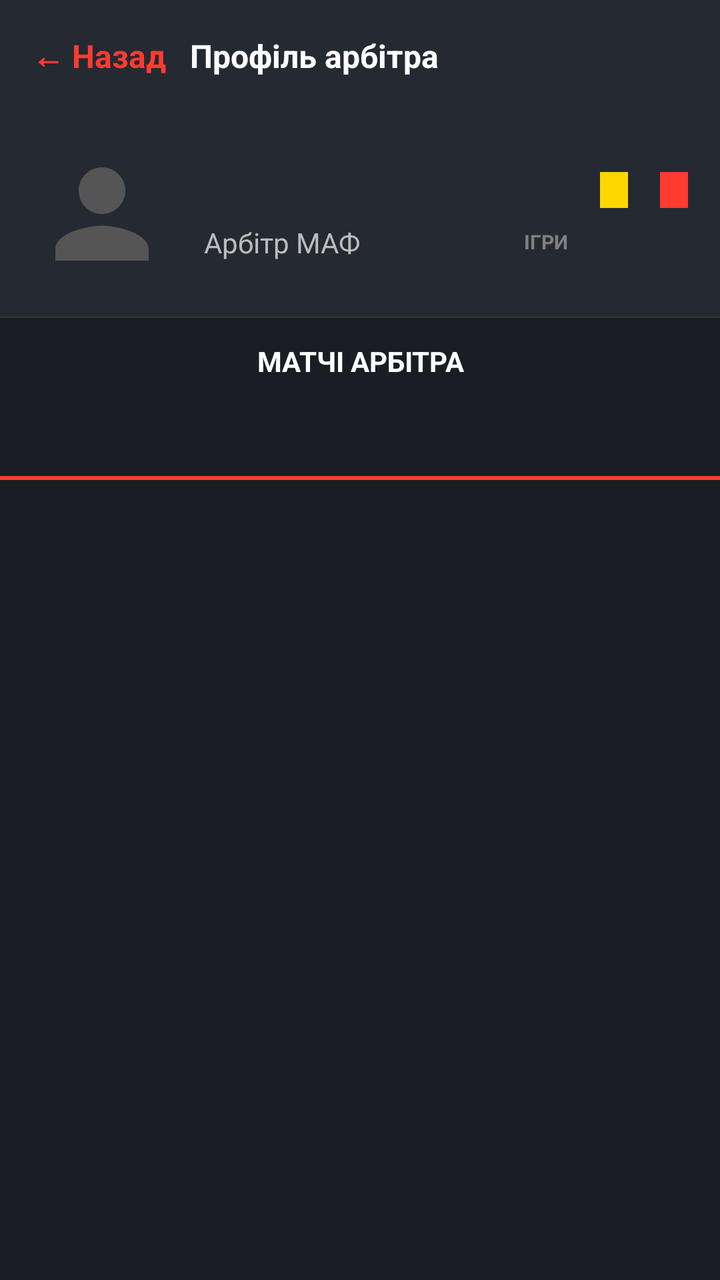
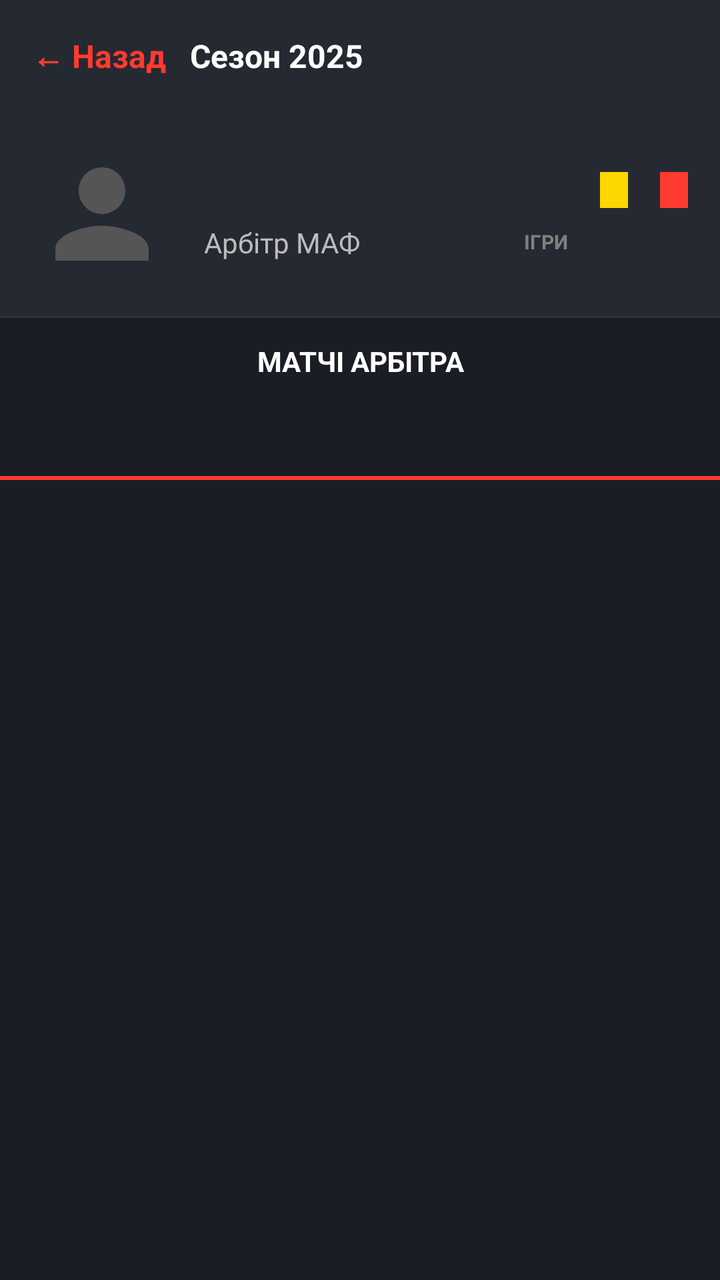

Before-and-after screenshots of an Android layout around one commit, followed by the original layout XML and the change that was made.
<!-- AndroidManifest.xml: activity theme Theme.AppCompat.NoActionBar -->
<!-- res/layout/activity_referee_profile.xml -->
<?xml version="1.0" encoding="utf-8"?>
<LinearLayout xmlns:android="http://schemas.android.com/apk/res/android"
    xmlns:app="http://schemas.android.com/apk/res-auto"
    android:layout_width="match_parent"
    android:layout_height="match_parent"
    android:background="#1A1D23"
    android:orientation="vertical">

    <LinearLayout
        android:layout_width="match_parent"
        android:layout_height="56dp"
        android:background="#252932"
        android:gravity="center_vertical"
        android:orientation="horizontal"
        android:paddingHorizontal="16dp">

        <TextView
            android:id="@+id/btnBack"
            android:layout_width="wrap_content"
            android:layout_height="wrap_content"
            android:background="?attr/selectableItemBackground"
            android:clickable="true"
            android:focusable="true"
            android:paddingEnd="12dp"
            android:text="← Назад"
            android:textColor="#FF3B30"
            android:textSize="16sp"
            android:textStyle="bold" />

        <TextView
            android:id="@+id/tvHeaderTitle"
            android:layout_width="wrap_content"
            android:layout_height="wrap_content"
            android:text="Профіль арбітра"
            android:textColor="#FFFFFF"
            android:textSize="16sp"
            android:textStyle="bold" />
    </LinearLayout>

    <LinearLayout
        android:layout_width="match_parent"
        android:layout_height="wrap_content"
        android:background="#252932"
        android:gravity="center_vertical"
        android:orientation="horizontal"
        android:padding="16dp">

        <ImageView
            android:id="@+id/ivProfilePhoto"
            android:layout_width="70dp"
            android:layout_height="70dp"
            android:scaleType="centerCrop"
            android:src="@drawable/ic_player_placeholder" />

        <LinearLayout
            android:layout_width="0dp"
            android:layout_height="wrap_content"
            android:layout_marginStart="16dp"
            android:layout_weight="1"
            android:orientation="vertical">

            <TextView
                android:id="@+id/tvProfileName"
                android:layout_width="wrap_content"
                android:layout_height="wrap_content"
                android:textColor="#FFFFFF"
                android:textSize="18sp"
                android:textStyle="bold" />

            <TextView
                android:id="@+id/tvProfileRole"
                android:layout_width="wrap_content"
                android:layout_height="wrap_content"
                android:layout_marginTop="4dp"
                android:text="Арбітр МАФ"
                android:textColor="#BCBCBC"
                android:textSize="14sp" />
        </LinearLayout>

        <LinearLayout
            android:layout_width="wrap_content"
            android:layout_height="wrap_content"
            android:gravity="bottom"
            android:orientation="horizontal">

            <LinearLayout
                android:layout_width="wrap_content"
                android:layout_height="wrap_content"
                android:layout_marginEnd="16dp"
                android:gravity="center"
                android:orientation="vertical">
                <TextView
                    android:id="@+id/tvProfileMatches"
                    android:layout_width="wrap_content"
                    android:layout_height="wrap_content"
                    android:textColor="#FFFFFF"
                    android:textSize="18sp"
                    android:textStyle="bold" />
                <TextView
                    android:layout_width="wrap_content"
                    android:layout_height="wrap_content"
                    android:text="ІГРИ"
                    android:textColor="#808080"
                    android:textSize="10sp"
                    android:textStyle="bold" />
            </LinearLayout>

            <LinearLayout
                android:layout_width="wrap_content"
                android:layout_height="wrap_content"
                android:layout_marginEnd="16dp"
                android:gravity="center"
                android:orientation="vertical">
                <View
                    android:layout_width="14dp"
                    android:layout_height="18dp"
                    android:layout_marginBottom="2dp"
                    android:background="#FFD700" />
                <TextView
                    android:id="@+id/tvProfileYellow"
                    android:layout_width="wrap_content"
                    android:layout_height="wrap_content"
                    android:textColor="#FFD700"
                    android:textSize="16sp"
                    android:textStyle="bold" />
            </LinearLayout>

            <LinearLayout
                android:layout_width="wrap_content"
                android:layout_height="wrap_content"
                android:gravity="center"
                android:orientation="vertical">
                <View
                    android:layout_width="14dp"
                    android:layout_height="18dp"
                    android:layout_marginBottom="2dp"
                    android:background="#FF3B30" />
                <TextView
                    android:id="@+id/tvProfileRed"
                    android:layout_width="wrap_content"
                    android:layout_height="wrap_content"
                    android:textColor="#FF3B30"
                    android:textSize="16sp"
                    android:textStyle="bold" />
            </LinearLayout>
        </LinearLayout>
    </LinearLayout>

    <View
        android:layout_width="match_parent"
        android:layout_height="1dp"
        android:background="#333333" />

    <TextView
        android:layout_width="match_parent"
        android:layout_height="wrap_content"
        android:paddingTop="12dp"
        android:paddingBottom="8dp"
        android:text="МАТЧІ АРБІТРА"
        android:textAlignment="center"
        android:textColor="#FFFFFF"
        android:textSize="14sp"
        android:textStyle="bold" />

    <com.google.android.material.tabs.TabLayout
        android:id="@+id/tabLayoutReferee"
        android:layout_width="match_parent"
        android:layout_height="40dp"
        android:background="#1A1D23"
        app:tabIndicatorColor="#FF3B30"
        app:tabIndicatorHeight="3dp"
        app:tabSelectedTextColor="#FFFFFF"
        app:tabTextColor="#808080"
        app:tabTextAppearance="@android:style/TextAppearance.Small"
        app:tabMode="fixed"
        app:tabGravity="fill"/>

    <View
        android:layout_width="match_parent"
        android:layout_height="2dp"
        android:background="#FF3B30" />

    <FrameLayout
        android:layout_width="match_parent"
        android:layout_height="match_parent">

        <androidx.viewpager2.widget.ViewPager2
            android:id="@+id/viewPagerReferee"
            android:layout_width="match_parent"
            android:layout_height="match_parent" />

        <ProgressBar
            android:id="@+id/progressBar"
            android:layout_width="wrap_content"
            android:layout_height="wrap_content"
            android:layout_gravity="center"
            android:visibility="gone" />

        <TextView
            android:id="@+id/tvEmptyState"
            android:layout_width="wrap_content"
            android:layout_height="wrap_content"
            android:layout_gravity="center"
            android:text="Матчів не знайдено"
            android:textColor="#808080"
            android:visibility="gone" />
    </FrameLayout>
</LinearLayout>
<!-- resources referenced by this layout -->
<resources>
  <!-- drawable ic_player_placeholder (drawable) -->
  <vector xmlns:android="http://schemas.android.com/apk/res/android"
      android:width="24dp"
      android:height="24dp"
      android:viewportWidth="24"
      android:viewportHeight="24">
      <path
          android:fillColor="#555555"
          android:pathData="M12,12c2.21,0 4,-1.79 4,-4s-1.79,-4 -4,-4 -4,1.79 -4,4 1.79,4 4,4zM12,14c-2.67,0 -8,1.34 -8,4v2h16v-2c0,-2.66 -5.33,-4 -8,-4z"/>
  </vector>
</resources>

<!-- the commit's change to res/layout/activity_referee_profile.xml (unified diff, before → after) -->
@@ -31,7 +31,7 @@
             android:id="@+id/tvHeaderTitle"
             android:layout_width="wrap_content"
             android:layout_height="wrap_content"
-            android:text="Профіль арбітра"
+            android:text="Сезон 2025"
             android:textColor="#FFFFFF"
             android:textSize="16sp"
             android:textStyle="bold" />
@@ -172,8 +172,7 @@
         app:tabSelectedTextColor="#FFFFFF"
         app:tabTextColor="#808080"
         app:tabTextAppearance="@android:style/TextAppearance.Small"
-        app:tabMode="fixed"
-        app:tabGravity="fill"/>
+        app:tabMode="fixed" />
 
     <View
         android:layout_width="match_parent"
